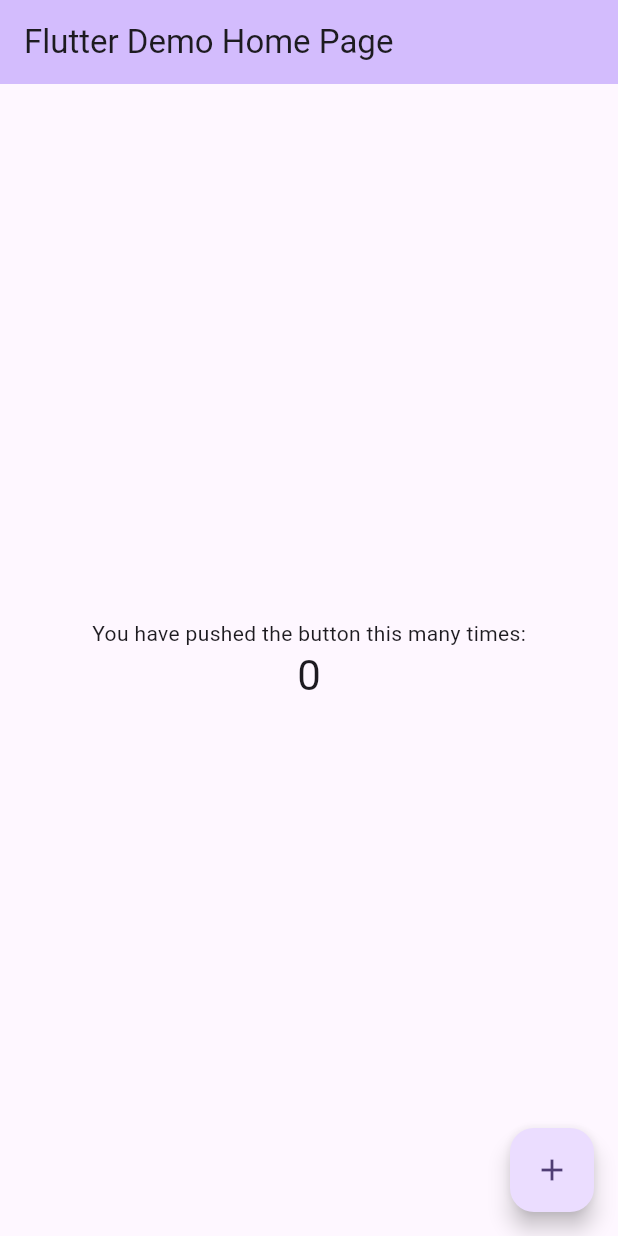
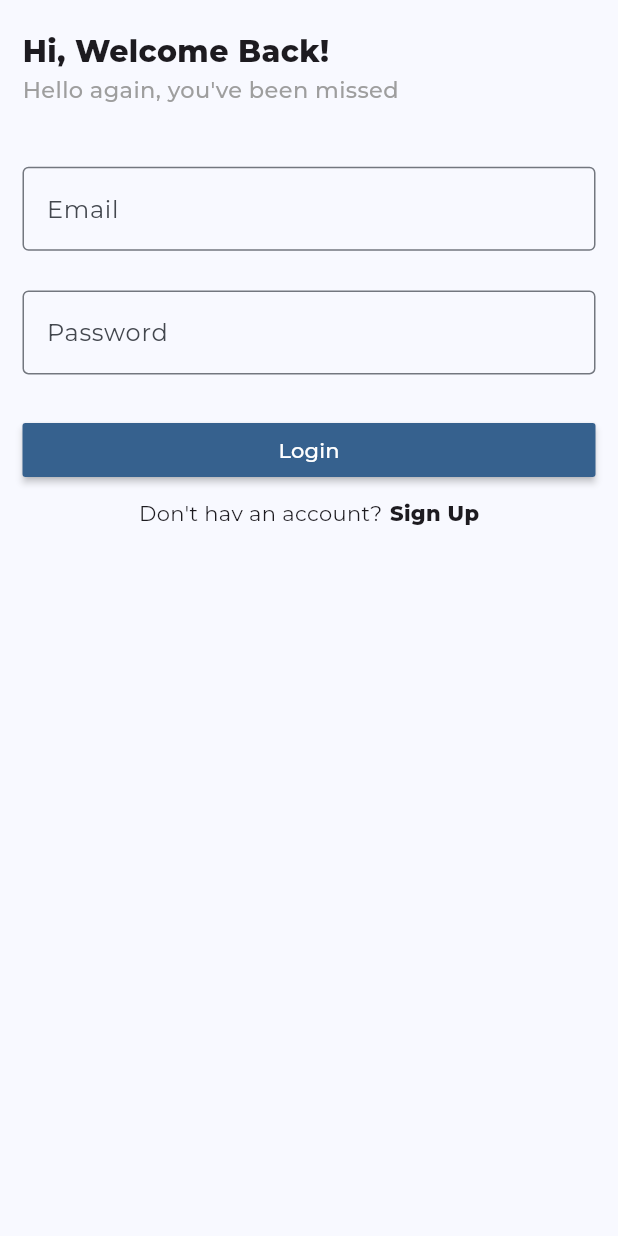
Before and after one commit to MahnoorWaseem/ChattingApp, a Flutter app: the screen it shows after launch, on a phone screen of 412 x 824 dp. Run offline on Flutter 3.47's test engine with Material 3 defaults, Android fonts, the phone set to English and light mode, and no system bars; our stand-ins replace firebase_analytics, firebase_core, google_fonts; accounts and stored records are empty.

Commit message:
login ui completed

```diff
--- a/lib/main.dart
+++ b/lib/main.dart
@@ -1,7 +1,17 @@
+import 'package:chatting_app/pages/loginPage.dart';
+import 'package:chatting_app/utils.dart';
+import 'package:firebase_analytics/firebase_analytics.dart';
 import 'package:flutter/material.dart';
+import 'package:google_fonts/google_fonts.dart';
 
-void main() {
+void main() async {
+  await setup();
   runApp(const MyApp());
+}
+
+Future<void> setup() async {
+  WidgetsFlutterBinding.ensureInitialized();
+  await setupFirebase();
 }
 
 class MyApp extends StatelessWidget {
@@ -13,113 +23,11 @@ class MyApp extends StatelessWidget {
     return MaterialApp(
       title: 'Flutter Demo',
       theme: ThemeData(
-        // This is the theme of your application.
-        //
-        // TRY THIS: Try running your application with "flutter run". You'll see
-        // the application has a purple toolbar. Then, without quitting the app,
-        // try changing the seedColor in the colorScheme below to Colors.green
-        // and then invoke "hot reload" (save your changes or press the "hot
-        // reload" button in a Flutter-supported IDE, or press "r" if you used
-        // the command line to start the app).
-        //
-        // Notice that the counter didn't reset back to zero; the application
-        // state is not lost during the reload. To reset the state, use hot
-        // restart instead.
-        //
-        // This works for code too, not just values: Most code changes can be
-        // tested with just a hot reload.
-        colorScheme: ColorScheme.fromSeed(seedColor: Colors.deepPurple),
+        colorScheme: ColorScheme.fromSeed(seedColor: Colors.blue),
         useMaterial3: true,
+        textTheme: GoogleFonts.montserratTextTheme(),
       ),
-      home: const MyHomePage(title: 'Flutter Demo Home Page'),
+      home: const LoginPage(),
     );
   }
 }
-
-class MyHomePage extends StatefulWidget {
-  const MyHomePage({super.key, required this.title});
-
-  // This widget is the home page of your application. It is stateful, meaning
-  // that it has a State object (defined below) that contains fields that affect
-  // how it looks.
-
-  // This class is the configuration for the state. It holds the values (in this
-  // case the title) provided by the parent (in this case the App widget) and
-  // used by the build method of the State. Fields in a Widget subclass are
-  // always marked "final".
-
-  final String title;
-
-  @override
-  State<MyHomePage> createState() => _MyHomePageState();
-}
-
-class _MyHomePageState extends State<MyHomePage> {
-  int _counter = 0;
-
-  void _incrementCounter() {
-    setState(() {
-      // This call to setState tells the Flutter framework that something has
-      // changed in this State, which causes it to rerun the build method below
-      // so that the display can reflect the updated values. If we changed
-      // _counter without calling setState(), then the build method would not be
-      // called again, and so nothing would appear to happen.
-      _counter++;
-    });
-  }
-
-  @override
-  Widget build(BuildContext context) {
-    // This method is rerun every time setState is called, for instance as done
-    // by the _incrementCounter method above.
-    //
-    // The Flutter framework has been optimized to make rerunning build methods
-    // fast, so that you can just rebuild anything that needs updating rather
-    // than having to individually change instances of widgets.
-    return Scaffold(
-      appBar: AppBar(
-        // TRY THIS: Try changing the color here to a specific color (to
-        // Colors.amber, perhaps?) and trigger a hot reload to see the AppBar
-        // change color while the other colors stay the same.
-        backgroundColor: Theme.of(context).colorScheme.inversePrimary,
-        // Here we take the value from the MyHomePage object that was created by
-        // the App.build method, and use it to set our appbar title.
-        title: Text(widget.title),
-      ),
-      body: Center(
-        // Center is a layout widget. It takes a single child and positions it
-        // in the middle of the parent.
-        child: Column(
-          // Column is also a layout widget. It takes a list of children and
-          // arranges them vertically. By default, it sizes itself to fit its
-          // children horizontally, and tries to be as tall as its parent.
-          //
-          // Column has various properties to control how it sizes itself and
-          // how it positions its children. Here we use mainAxisAlignment to
-          // center the children vertically; the main axis here is the vertical
-          // axis because Columns are vertical (the cross axis would be
-          // horizontal).
-          //
-          // TRY THIS: Invoke "debug painting" (choose the "Toggle Debug Paint"
-          // action in the IDE, or press "p" in the console), to see the
-          // wireframe for each widget.
-          mainAxisAlignment: MainAxisAlignment.center,
-          children: <Widget>[
-            const Text(
-              'You have pushed the button this many times:',
-            ),
-            Text(
-              '$_counter',
-              style: Theme.of(context).textTheme.headlineMedium,
-            ),
-          ],
-        ),
-      ),
-      floatingActionButton: FloatingActionButton(
-        onPressed: _incrementCounter,
-        tooltip: 'Increment',
-        child: const Icon(Icons.add),
-      ), // This trailing comma makes auto-formatting nicer for build methods.
-    );
-  }
-}
--- /dev/null
+++ b/lib/pages/loginPage.dart
@@ -0,0 +1,140 @@
+import 'package:chatting_app/widgets/customFormField.dart';
+import 'package:flutter/material.dart';
+import 'package:google_fonts/google_fonts.dart';
+
+class LoginPage extends StatefulWidget {
+  const LoginPage({super.key});
+
+  @override
+  State<LoginPage> createState() => _LoginPageState();
+}
+
+class _LoginPageState extends State<LoginPage> {
+  @override
+  Widget build(BuildContext context) {
+    return Scaffold(
+      resizeToAvoidBottomInset: false, //to avoid bottom overflow
+      body: _buildUI(),
+    );
+  }
+
+//BuildUI widget fr scaffold
+  Widget _buildUI() {
+    return SafeArea(
+        child: Padding(
+      padding: const EdgeInsets.symmetric(
+        horizontal: 15.0,
+        vertical: 20.0,
+      ),
+      child: Column(
+        children: [
+          _headerText(),
+          _loginForm(),
+          _createAnAccountLink(),
+        ],
+      ),
+    ));
+  }
+
+  //children of column in main build ui
+  //1. header widget
+  Widget _headerText() {
+    return SizedBox(
+      width: MediaQuery.sizeOf(context).width,
+      child: const Column(
+        mainAxisAlignment: MainAxisAlignment.start,
+        crossAxisAlignment: CrossAxisAlignment.start,
+        children: [
+          Text(
+            "Hi, Welcome Back!",
+            style: TextStyle(
+              fontSize: 20,
+              fontWeight: FontWeight.w800,
+            ),
+          ),
+          Text(
+            "Hello again, you've been missed",
+            style: TextStyle(
+              fontSize: 15,
+              fontWeight: FontWeight.w500,
+              color: Colors.grey,
+              // fontFamily: GoogleFonts.montserratTextTheme().toString(),
+            ),
+          ),
+        ],
+      ),
+    );
+  }
+
+  //2. loginForm
+  Widget _loginForm() {
+    return Container(
+      // height: MediaQuery.sizeOf(context).height * 0.40, //40% of the screen
+      margin: EdgeInsets.only(
+        top: MediaQuery.sizeOf(context).height * 0.05,
+      ),
+      child: Form(
+          child: Column(
+        // mainAxisSize: MainAxisSize
+        //     .max, //diivie all the unused space evenly between children
+        // mainAxisAlignment: MainAxisAlignment.spaceAround,
+        crossAxisAlignment: CrossAxisAlignment.center,
+
+        children: [
+          CustomFormField(
+            hintText: 'Email',
+            height: MediaQuery.sizeOf(context).height * 0.07,
+          ),
+          SizedBox(
+            height: MediaQuery.sizeOf(context).height * 0.03,
+          ),
+          CustomFormField(
+            hintText: 'Password',
+            height: MediaQuery.sizeOf(context).height * 0.07,
+          ),
+          SizedBox(
+            height: MediaQuery.sizeOf(context).height * 0.03,
+          ),
+          _loginButton(),
+        ],
+      )),
+    );
+  }
+
+  //2.1 Login button
+  Widget _loginButton() {
+    return SizedBox(
+      width: MediaQuery.sizeOf(context).width,
+      child: MaterialButton(
+        onPressed: () {},
+        color: Theme.of(context).colorScheme.primary,
+        child: const Text(
+          "Login",
+          style: TextStyle(
+            color: Colors.white,
+          ),
+        ),
+      ),
+    );
+  }
+
+  //3. bottom Link
+  Widget _createAnAccountLink() {
+    return const Padding(
+      padding: EdgeInsets.only(top: 8.0),
+      child: Row(
+        mainAxisAlignment: MainAxisAlignment.center,
+        children: [
+          Text("Don't hav an account?"),
+          SizedBox(
+            width: 5,
+          ),
+          Text(
+            "Sign Up",
+            style: TextStyle(fontWeight: FontWeight.w800),
+          ),
+        ],
+      ),
+    );
+  }
+}
--- /dev/null
+++ b/lib/utils.dart
@@ -0,0 +1,8 @@
+import 'package:chatting_app/firebase_options.dart';
+import 'package:firebase_core/firebase_core.dart';
+
+Future<void> setupFirebase() async {
+  await Firebase.initializeApp(
+    options: DefaultFirebaseOptions.currentPlatform, //get current platforms from optioon.dart file
+  );
+}
--- /dev/null
+++ b/lib/widgets/customFormField.dart
@@ -0,0 +1,23 @@
+// to create reusable components / widgets
+import 'package:flutter/foundation.dart';
+import 'package:flutter/material.dart';
+import 'package:flutter/widgets.dart';
+
+class CustomFormField extends StatelessWidget {
+  final String hintText;
+  final double height;
+  const CustomFormField({super.key, required this.hintText, required this.height});
+
+  @override
+  Widget build(BuildContext context) {
+    return SizedBox(
+      height: height,
+      child: TextFormField(
+        decoration: InputDecoration(
+          border: const OutlineInputBorder(),
+          hintText: hintText
+        ),
+      ),
+    );
+  }
+}
```
Also changed, not shown: firebase.json (added), lib/firebase_options.dart (added), 3 other files.
